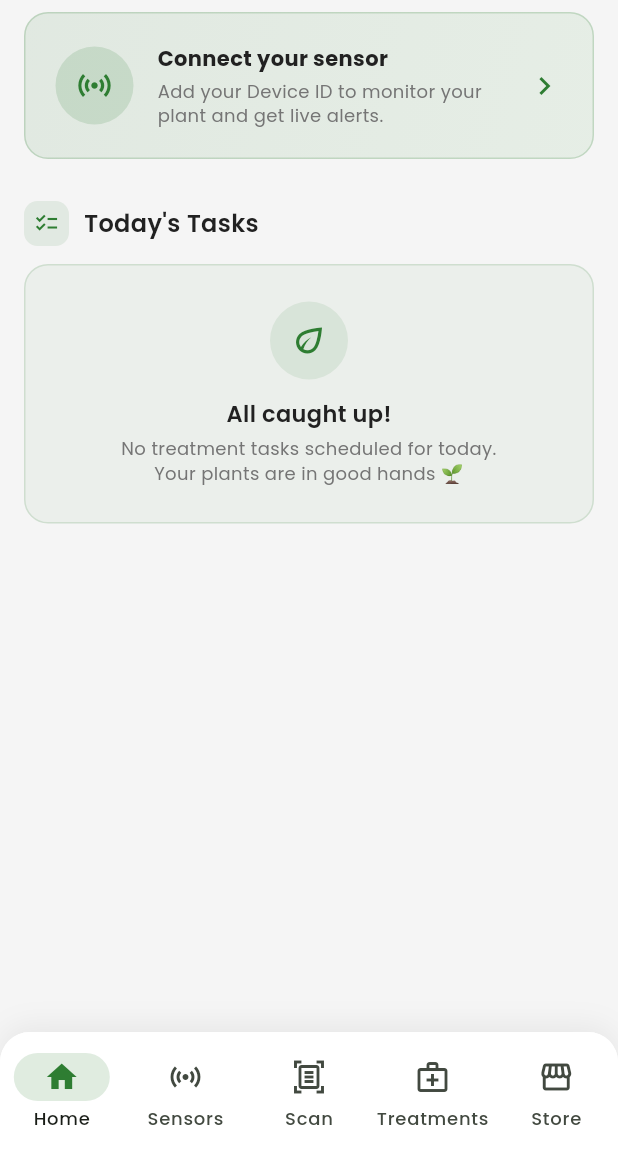
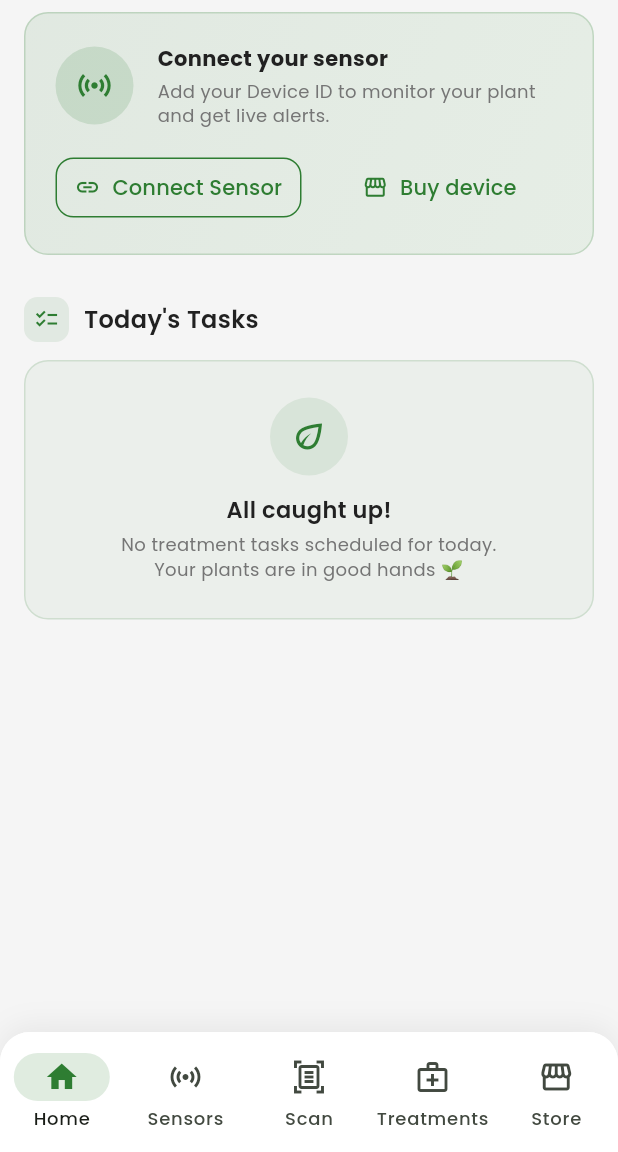
Before and after one commit to iYoussefAdly/plant_life, a Flutter app: the HomeScreen screen opened by its route, on a phone screen of 412 x 824 dp, the part 84-1236 px from its top. Run offline on Flutter 3.47's test engine with Material 3 defaults, Android fonts, the phone set to English and light mode, and no system bars; our stand-ins replace dio, firebase_core, firebase_messaging, fl_chart, flutter_bloc, flutter_local_notifications and 10 more; accounts and stored records are empty; network calls fail.

Commit message:
feat(home,store,auth): two-action connect-sensor card, Devices category, Plant Type field
- Home connect-sensor card now offers two actions: "Connect Sensor"
  (opens the Sensors tab) and "Browse Sensors" (opens the Store filtered
  to the new Devices category).
- Added the backend's new "devices" product category (enum value + label);
  it also appears automatically as a Store filter chip. Added
  openStoreCategory alongside the existing openStoreSearch launcher.
- Added a Plant Type dropdown to the Register form (UI only, single option
  "Tomato" — not sent to the API yet).
- New EN/AR localization for all added strings.

Co-Authored-By: Claude Opus 4.8 <noreply@anthropic.com>

```diff
--- a/lib/features/home/presentation/widgets/connect_sensor_card.dart
+++ b/lib/features/home/presentation/widgets/connect_sensor_card.dart
@@ -5,22 +5,20 @@ import '../../../../core/localization/l10n.dart';
 import '../../../../core/routing/app_routes.dart';
 import '../../../../core/theme/app_colors.dart';
 import '../../../../core/theme/app_text_styles.dart';
+import '../../../store/domain/entities/product_category.dart';
+import '../../../store/presentation/store_search_launcher.dart';
 
-/// Dashboard prompt shown until a sensor Device ID is configured. Tapping it
-/// opens the Sensors tab, where the user enters their Device ID; once connected,
-/// the sensor overview + alerts replace this card automatically.
+/// Dashboard prompt shown until a sensor Device ID is configured. Offers two
+/// actions: connect a device (opens the Sensors tab to enter a Device ID), or
+/// browse sensor hardware in the Store while deciding. Once a device is
+/// connected, the sensor overview + alerts replace this card automatically.
 class ConnectSensorCard extends StatelessWidget {
   const ConnectSensorCard({super.key});
 
   @override
   Widget build(BuildContext context) {
     final l10n = context.l10n;
-    return Material(
-      color: Colors.transparent,
-      child: InkWell(
-        borderRadius: BorderRadius.circular(16),
-        onTap: () => context.go(AppRoutes.sensors),
-        child: Container(
+    return Container(
       width: double.infinity,
       padding: const EdgeInsets.all(20),
       decoration: BoxDecoration(
@@ -37,7 +35,10 @@ class ConnectSensorCard extends StatelessWidget {
           color: AppColors.primary.withValues(alpha: 0.20),
         ),
       ),
-          child: Row(
+      child: Column(
+        crossAxisAlignment: CrossAxisAlignment.stretch,
+        children: [
+          Row(
             children: [
               Container(
                 width: 52,
@@ -70,11 +71,40 @@ class ConnectSensorCard extends StatelessWidget {
                   ],
                 ),
               ),
-              const SizedBox(width: 8),
-              const Icon(Icons.chevron_right, color: AppColors.primary),
             ],
           ),
+          const SizedBox(height: 16),
+          Row(
+            children: [
+              Expanded(
+                child: OutlinedButton.icon(
+                  onPressed: () => context.go(AppRoutes.sensors),
+                  icon: const Icon(Icons.link_outlined, size: 17),
+                  label: Text(l10n.connectSensorAction),
+                  style: OutlinedButton.styleFrom(
+                    minimumSize: const Size(0, 40),
+                    padding: const EdgeInsets.symmetric(horizontal: 12),
                   ),
+                ),
+              ),
+              const SizedBox(width: 10),
+              Expanded(
+                child: TextButton.icon(
+                  onPressed: () => openStoreCategory(
+                    GoRouter.of(context),
+                    ProductCategory.devices,
+                  ),
+                  icon: const Icon(Icons.storefront_outlined, size: 17),
+                  label: Text(l10n.browseSensorsAction),
+                  style: TextButton.styleFrom(
+                    minimumSize: const Size(0, 40),
+                    padding: const EdgeInsets.symmetric(horizontal: 12),
+                  ),
+                ),
+              ),
+            ],
+          ),
+        ],
       ),
     );
   }
--- a/lib/features/store/domain/entities/product_category.dart
+++ b/lib/features/store/domain/entities/product_category.dart
@@ -5,7 +5,8 @@ enum ProductCategory {
   plantDiseaseTreatment('plant-disease-treatment'),
   plantTools('plant-tools'),
   seeds('seeds'),
-  fertilizers('fertilizers');
+  fertilizers('fertilizers'),
+  devices('devices');
 
   final String apiValue;
 
--- a/lib/features/store/presentation/product_labels.dart
+++ b/lib/features/store/presentation/product_labels.dart
@@ -11,6 +11,7 @@ extension ProductCategoryLabel on ProductCategory {
         ProductCategory.plantTools => context.l10n.catTools,
         ProductCategory.seeds => context.l10n.catSeeds,
         ProductCategory.fertilizers => context.l10n.catFertilizers,
+        ProductCategory.devices => context.l10n.catDevices,
       };
 }
 
--- a/lib/l10n/app_ar.arb
+++ b/lib/l10n/app_ar.arb
@@ -59,6 +59,8 @@
   "createAPassword": "أنشئ كلمة مرور",
   "fullName": "الاسم الكامل",
   "enterYourFullName": "أدخل اسمك الكامل",
+  "plantType": "نوع النبات",
+  "plantTypeTomato": "طماطم",
   "forgotPassword": "هل نسيت كلمة المرور؟",
   "comingSoon": "قريبًا",
   "pleaseEnterEmail": "يرجى إدخال بريدك الإلكتروني",
@@ -108,6 +110,8 @@
   "noReadingsYetSubtitle": "تظهر قراءات المستشعرات هنا بمجرد أن يُبلغ جهازك عن حالة تحذير أو حرجة.",
   "connectSensorCardTitle": "اربط مستشعرك",
   "connectSensorCardSubtitle": "أضف معرّف جهازك لمراقبة نباتك وتلقّي التنبيهات الفورية.",
+  "connectSensorAction": "ربط المستشعر",
+  "browseSensorsAction": "اطلب جهاز الأن",
 
   "plantScanner": "فحص النبات",
   "scanYourPlant": "افحص نباتك",
@@ -202,6 +206,7 @@
   "catTools": "أدوات",
   "catSeeds": "بذور",
   "catFertilizers": "أسمدة",
+  "catDevices": "الأجهزة",
   "noProductsFound": "لم يتم العثور على منتجات",
   "clearFilters": "مسح عوامل التصفية",
   "outOfStock": "غير متوفر",
--- a/lib/l10n/app_en.arb
+++ b/lib/l10n/app_en.arb
@@ -62,6 +62,8 @@
   "createAPassword": "Create a password",
   "fullName": "Full Name",
   "enterYourFullName": "Enter your full name",
+  "plantType": "Plant Type",
+  "plantTypeTomato": "Tomato",
   "forgotPassword": "Forgot Password?",
   "comingSoon": "Coming soon",
   "pleaseEnterEmail": "Please enter your email",
@@ -116,6 +118,8 @@
   "noReadingsYetSubtitle": "Sensor readings appear here once your device reports a warning or critical status.",
   "connectSensorCardTitle": "Connect your sensor",
   "connectSensorCardSubtitle": "Add your Device ID to monitor your plant and get live alerts.",
+  "connectSensorAction": "Connect Sensor",
+  "browseSensorsAction": "Buy device",
 
   "plantScanner": "Plant Scanner",
   "scanYourPlant": "Scan Your Plant",
@@ -219,6 +223,7 @@
   "catTools": "Tools",
   "catSeeds": "Seeds",
   "catFertilizers": "Fertilizers",
+  "catDevices": "Devices",
   "noProductsFound": "No products found",
   "clearFilters": "Clear filters",
   "outOfStock": "Out of stock",
```
Also changed, not shown: lib/features/auth/presentation/widgets/register_form.dart (+26 -0 lines), lib/features/store/presentation/store_search_launcher.dart (+11 -0 lines), lib/l10n/generated/app_localizations.dart, lib/l10n/generated/app_localizations_ar.dart, lib/l10n/generated/app_localizations_en.dart. Lines whose indentation alone changed are shown as unchanged.
